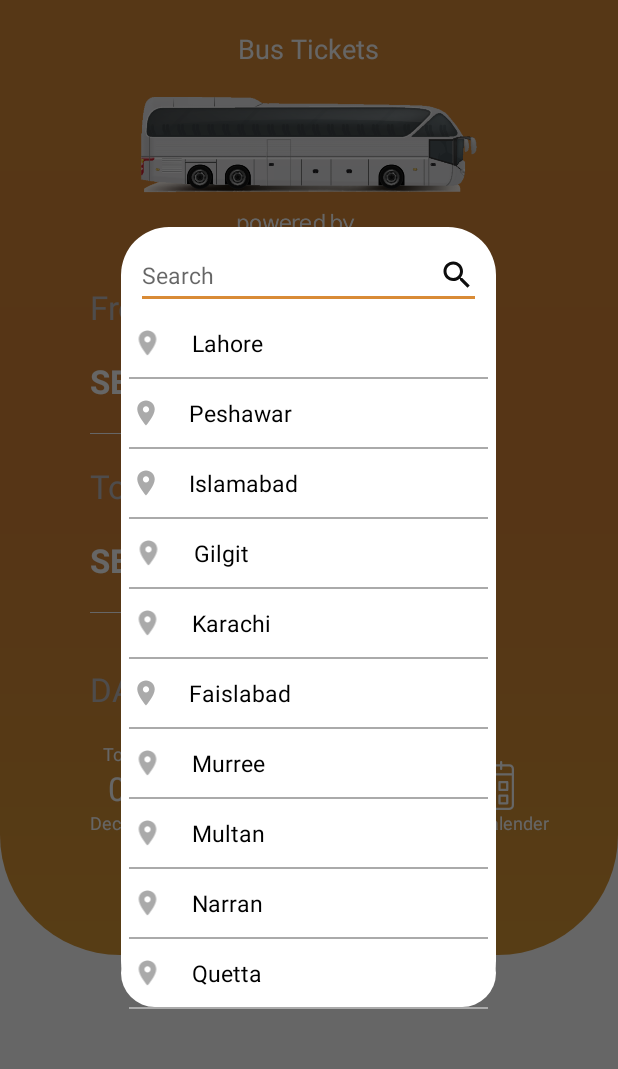
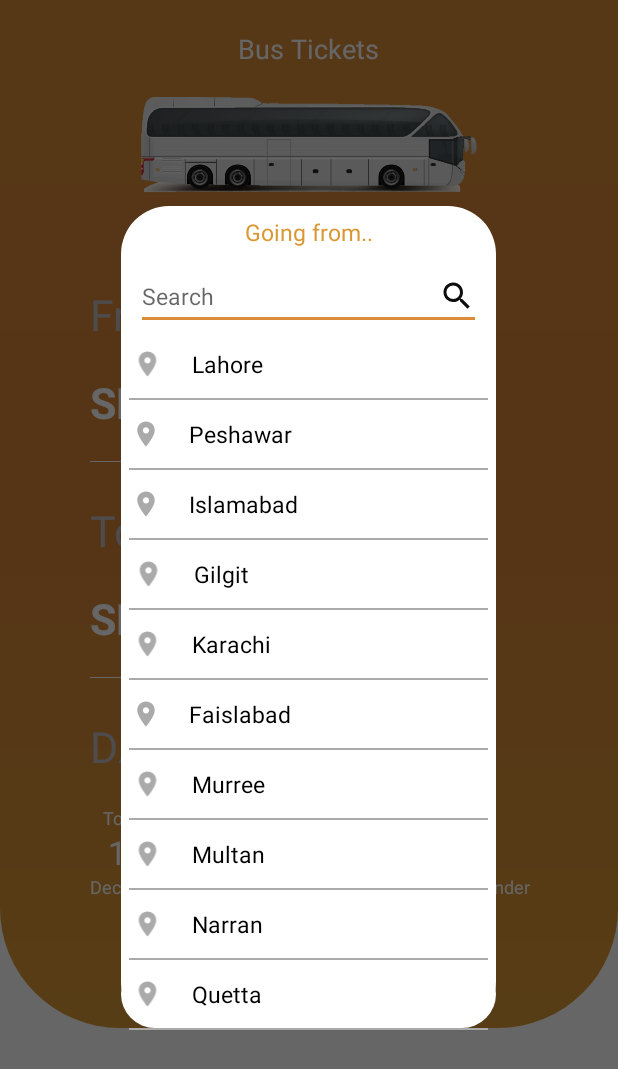
Before and after one commit to usamayasin/Booking-App, an Android app: the screen it shows after launch (HomeActivity), after a tap on an icon or button, on a phone screen of 412 x 824 dp. Shown: the top 1069 px of the screen. Run offline under Robolectric (Android 15) with nearby library versions, the phone set to English and light mode, and no system bars; our stand-ins replace sdp/ssp sizes.

Commit message:
Home Screen Calender Working good

```diff
--- a/app/src/main/AndroidManifest.xml
+++ b/app/src/main/AndroidManifest.xml
@@ -14,8 +14,10 @@
         android:supportsRtl="true"
         android:theme="@style/Theme.FaisalMovers"
         android:windowSoftInputMode="adjustPan|adjustResize">
-        <activity android:name=".RouteSelectionActivity"/>
-        <activity android:name=".PassengerDetailsActivity"/>
+        <activity android:name=".RouteSelectionActivity"
+            android:screenOrientation="portrait"/>
+        <activity android:name=".PassengerDetailsActivity"
+            android:screenOrientation="portrait"/>
         <activity
             android:name=".HomeActivity"
             android:screenOrientation="portrait">
--- a/app/src/main/java/com/app/faisalmovers/HomeActivity.kt
+++ b/app/src/main/java/com/app/faisalmovers/HomeActivity.kt
@@ -1,5 +1,6 @@
 package com.app.faisalmovers
 
+import android.annotation.SuppressLint
 import android.app.DatePickerDialog
 import android.app.Dialog
 import android.content.Context
@@ -12,29 +13,37 @@ import android.text.TextWatcher
 import android.util.Log
 import android.view.View
 import android.view.Window
+import android.widget.LinearLayout
 import android.widget.Toast
 import androidx.appcompat.app.AppCompatActivity
 import androidx.appcompat.widget.AppCompatEditText
 import androidx.appcompat.widget.AppCompatImageView
 import androidx.appcompat.widget.AppCompatTextView
-import androidx.core.widget.addTextChangedListener
 import androidx.recyclerview.widget.LinearLayoutManager
 import androidx.recyclerview.widget.RecyclerView
 import com.app.faisalmovers.Adapters.CityListRCAdapter
 import com.app.faisalmovers.Interfaces.HomeActivityInterface
 import com.app.faisalmovers.Models.CityListModel
 import com.app.faisalmovers.Utils.Utility
-import org.w3c.dom.Text
-import java.lang.Exception
+import java.text.SimpleDateFormat
 import java.util.*
 import kotlin.collections.ArrayList
 
-class HomeActivity : AppCompatActivity(),HomeActivityInterface {
+class HomeActivity : AppCompatActivity(), HomeActivityInterface {
 
     var cityListDialog: Dialog? = null
     var img_citySwitch: AppCompatImageView? = null
     var tv_selectFromCity: AppCompatTextView? = null
     var tv_selectToCity: AppCompatTextView? = null
+    var tv_selectedDate: AppCompatTextView? = null
+    var tv_todayDate: AppCompatTextView? = null
+    var tv_todayMonthYear: AppCompatTextView? = null
+    var tv_tomorrowDate: AppCompatTextView? = null
+    var tv_tomorrowMonthYear: AppCompatTextView? = null
+    var tv_dftDay: AppCompatTextView? = null
+    var tv_dftDate: AppCompatTextView? = null
+    var tv_dftMonthYear: AppCompatTextView? = null
+    var tv_dialogHeading: AppCompatTextView? = null
 
     var iv_homeGo: AppCompatImageView? = null
     var iv_calender: AppCompatImageView? = null
@@ -44,7 +53,8 @@ class HomeActivity : AppCompatActivity(),HomeActivityInterface {
     var cityListRclayoutManager: RecyclerView.LayoutManager? = null
     var citiesList: ArrayList<CityListModel> = ArrayList<CityListModel>()
     var filteredCityList: ArrayList<CityListModel> = ArrayList<CityListModel>()
-    var homeInterface:HomeActivityInterface?=null
+    var homeInterface: HomeActivityInterface? = null
+    var ll_dates_calender: LinearLayout? = null
 
     override fun onCreate(savedInstanceState: Bundle?) {
         super.onCreate(savedInstanceState)
@@ -63,7 +73,18 @@ class HomeActivity : AppCompatActivity(),HomeActivityInterface {
 
         tv_selectFromCity = findViewById(R.id.tv_selectFromCity);
         tv_selectToCity = findViewById(R.id.tv_selectToCity);
-        homeInterface=this
+        tv_selectedDate = findViewById(R.id.tv_selectedDate);
+
+        tv_todayDate = findViewById(R.id.tv_todayDate);
+        tv_todayMonthYear = findViewById(R.id.tv_todayMonthYear);
+        tv_tomorrowDate = findViewById(R.id.tv_tomorrowDate);
+        tv_tomorrowMonthYear = findViewById(R.id.tv_tomorrowMonthYear);
+        tv_dftDay = findViewById(R.id.tv_dftDay);
+        tv_dftDate = findViewById(R.id.tv_dftDate);
+        tv_dftMonthYear = findViewById(R.id.tv_dftMonthYear);
+
+        ll_dates_calender = findViewById(R.id.ll_dates_calender)
+        homeInterface = this
 
     }
 
@@ -84,24 +105,33 @@ class HomeActivity : AppCompatActivity(),HomeActivityInterface {
         iv_calender?.setOnClickListener(View.OnClickListener {
             showCalender()
         })
-        tv_selectFromCity?.setOnClickListener { showCityListDialog(this@HomeActivity,Utility.FROM) }
-        tv_selectToCity?.setOnClickListener { showCityListDialog(this@HomeActivity,Utility.TO) }
+        tv_selectFromCity?.setOnClickListener {
+            showCityListDialog(
+                this@HomeActivity,
+                Utility.FROM
+            )
+        }
+        tv_selectedDate?.setOnClickListener {
+            showCalender()
+        }
+        tv_selectToCity?.setOnClickListener { showCityListDialog(this@HomeActivity, Utility.TO) }
 
 
     }
 
     private fun showCalender() {
+
         val newCalendar = Calendar.getInstance()
         val StartTime = DatePickerDialog(
             this, R.style.DatePickerDialogTheme,
             { view, year, monthOfYear, dayOfMonth ->
-                val _year = year.toString()
-                val _month =
-                    if (monthOfYear + 1 < 10) "0" + (monthOfYear + 1) else (monthOfYear + 1).toString()
-                val _date = if (dayOfMonth < 10) "0$dayOfMonth" else dayOfMonth.toString()
-                val _pickedDate = "$_date/$_month/$_year"
-                Toast.makeText(this@HomeActivity, _pickedDate, Toast.LENGTH_SHORT).show()
-                //activitydate.setText(dateFormatter.format(newDate.getTime()));
+
+                val calendar = Calendar.getInstance()
+                calendar[year, monthOfYear] = dayOfMonth
+                val format = SimpleDateFormat("EEEE, dd MMMM")
+                val formatedSelectedDate: String = format.format(calendar.time)
+                setSelectedDate(formatedSelectedDate)
+
             }, newCalendar[Calendar.YEAR], newCalendar[Calendar.MONTH],
             newCalendar[Calendar.DAY_OF_MONTH]
         )
@@ -119,7 +149,7 @@ class HomeActivity : AppCompatActivity(),HomeActivityInterface {
         startActivity(intent)
     }
 
-    private fun showCityListDialog(context: Context,type:String) {
+    private fun showCityListDialog(context: Context, type: String) {
 
         cityListDialog = Dialog(context)
         cityListDialog?.requestWindowFeature(Window.FEATURE_NO_TITLE)
@@ -128,16 +158,24 @@ class HomeActivity : AppCompatActivity(),HomeActivityInterface {
         cityListDialog?.show()
         rc_cityDialog = cityListDialog?.findViewById<View>(R.id.rc_cityDialog) as RecyclerView
         et_cityListSearch = cityListDialog?.findViewById(R.id.et_cityListSearch)
+        tv_dialogHeading=cityListDialog?.findViewById(R.id.tv_dialogHeading)
         setRcViewLayout()
         getCityList()
-        populateCities(citiesList,type)
+        populateCities(citiesList, type)
+
+        if (type.equals(Utility.FROM)){
+            tv_dialogHeading?.text=getString(R.string.going_from)
+        }
+        else{
+            tv_dialogHeading?.text=getString(R.string.going_to)
+        }
 
         et_cityListSearch?.addTextChangedListener(object : TextWatcher {
             override fun afterTextChanged(s: Editable?) {
                 if (!s.isNullOrEmpty() && !s.isBlank()) {
-                    searchCity(s.toString(),type)
+                    searchCity(s.toString(), type)
                 } else {
-                    populateCities(citiesList,type)
+                    populateCities(citiesList, type)
                 }
             }
 
@@ -149,9 +187,9 @@ class HomeActivity : AppCompatActivity(),HomeActivityInterface {
         })
     }
 
-    private fun populateCities(listModel: ArrayList<CityListModel>,type:String) {
+    private fun populateCities(listModel: ArrayList<CityListModel>, type: String) {
         cityListAdapter =
-            homeInterface?.let { CityListRCAdapter(this@HomeActivity, listModel,type, it) }
+            homeInterface?.let { CityListRCAdapter(this@HomeActivity, listModel, type, it) }
         rc_cityDialog!!.adapter = cityListAdapter
     }
 
@@ -196,7 +234,7 @@ class HomeActivity : AppCompatActivity(),HomeActivityInterface {
         citiesList.add(model);*/
     }
 
-    private fun searchCity(searchValue: String,type:String) {
+    private fun searchCity(searchValue: String, type: String) {
         try {
             filteredCityList.clear()
             if (citiesList.size < 0) {
@@ -207,25 +245,58 @@ class HomeActivity : AppCompatActivity(),HomeActivityInterface {
 
             if (selectedCity?.cityName.isNullOrEmpty()) {
                 filteredCityList.add(CityListModel(-1, getString(R.string.no_city_found)))
-                populateCities(filteredCityList,type)
+                populateCities(filteredCityList, type)
                 return
             }
             if (selectedCity != null) {
                 filteredCityList.add(selectedCity)
             }
-            populateCities(filteredCityList,type)
+            populateCities(filteredCityList, type)
         } catch (ex: Exception) {
             Log.i("FaisalMovers ", "Error :: " + ex.message.toString())
         }
     }
 
     override fun getSelectedCity(position: Int, type: String) {
-        if(type.equals(Utility.FROM)){
-            tv_selectFromCity?.text=citiesList.get(position).cityName
+        if (type.equals(Utility.FROM)) {
+            tv_selectFromCity?.text = citiesList.get(position).cityName
         }
-        if(type.equals(Utility.TO)){
-            tv_selectToCity?.text=citiesList.get(position).cityName
+        if (type.equals(Utility.TO)) {
+            tv_selectToCity?.text = citiesList.get(position).cityName
         }
         cityListDialog?.dismiss()
     }
+
+    private fun setSelectedDate(strDate: String) {
+        ll_dates_calender?.visibility = View.GONE
+        tv_selectedDate?.visibility = View.VISIBLE
+        tv_selectedDate?.text = strDate
+
+
+    }
+
+    override fun onResume() {
+        super.onResume()
+        setDatesView()
+    }
+
+    @SuppressLint("SetTextI18n")
+    private fun setDatesView() {
+
+        tv_todayDate?.text = Utility.getCurrentDate("").split("/")[0]
+        tv_todayMonthYear?.text =
+            Utility.getCurrentDate("").split("/")[1] + " " + Utility.getCurrentDate("")
+                .split("/")[2]
+
+        tv_tomorrowDate?.text = Utility.getTomorrowDate().split("/")[0]
+        tv_todayMonthYear?.text = Utility.getTomorrowDate().split("/")[1] + " " +
+                Utility.getTomorrowDate().split("/")[2]
+
+        tv_dftDay?.text = Utility.getDftDate().split("/")[0]
+        tv_dftDate?.text = Utility.getDftDate().split("/")[1]
+        tv_dftMonthYear?.text =
+            Utility.getDftDate().split("/")[2] + " " +
+                    Utility.getDftDate().split("/")[3]
+
+    }
 }
--- a/app/src/main/java/com/app/faisalmovers/Utils/Utility.kt
+++ b/app/src/main/java/com/app/faisalmovers/Utils/Utility.kt
@@ -2,21 +2,48 @@ package com.app.faisalmovers.Utils
 
 import android.content.Context
 import android.net.ConnectivityManager
-import androidx.core.content.ContextCompat.getSystemService
+import java.text.SimpleDateFormat
+import java.util.*
 
 
 class Utility {
 
     companion object {
-        val FROM:String = "from"
-        val TO:String = "to"
+        val FROM: String = "from"
+        val TO: String = "to"
 
-        fun isNetworkAvailable(context: Context):Boolean{
+        fun isNetworkAvailable(context: Context): Boolean {
 
             val connectivityManager =
                 context.getSystemService(Context.CONNECTIVITY_SERVICE) as ConnectivityManager?
             val activeNetworkInfo = connectivityManager!!.activeNetworkInfo
             return activeNetworkInfo != null
         }
+
+        fun getCurrentDate(format: String): String {
+
+            val sdf = SimpleDateFormat("dd/MMM/yyyy")
+            val date = Date()
+            val currentDate = sdf.format(date)
+            return currentDate
+
+        }
+        fun getTomorrowDate():String{
+            val calendar = Calendar.getInstance()
+            calendar.add(Calendar.DAY_OF_YEAR, 1)
+            val tomorrow: Date = calendar.getTime()
+            val sdf = SimpleDateFormat("dd/MMM/yyyy")
+            val tomorrowDate=sdf.format(tomorrow)
+            return tomorrowDate
+        }
+        fun getDftDate():String{
+            val calendar = Calendar.getInstance()
+            calendar.add(Calendar.DAY_OF_YEAR, 2)
+            val dftDate: Date = calendar.getTime()
+            val sdf = SimpleDateFormat("EEEE/dd/MMM/yyyy")
+            val dft=sdf.format(dftDate)
+            println("DFT :: "+dft)
+            return dft
+        }
     }
 }
--- a/app/src/main/res/layout/dialoge_layout.xml
+++ b/app/src/main/res/layout/dialoge_layout.xml
@@ -4,6 +4,16 @@
     android:layout_height="wrap_content"
     android:background="@drawable/city_dialog_background"
     android:orientation="vertical">
+
+    <androidx.appcompat.widget.AppCompatTextView
+        android:id="@+id/tv_dialogHeading"
+        android:layout_width="match_parent"
+        android:layout_height="wrap_content"
+        android:layout_marginTop="@dimen/_5sdp"
+        android:text="@string/going_to"
+        android:gravity="center"
+        android:textSize="@dimen/_12ssp"
+        android:textColor="@color/gradient_color_4" />
 
     <androidx.appcompat.widget.AppCompatEditText
         android:id="@+id/et_cityListSearch"
--- a/app/src/main/res/layout/home_activity.xml
+++ b/app/src/main/res/layout/home_activity.xml
@@ -46,7 +46,7 @@
                 android:layout_marginTop="15dp"
                 android:text="@string/from"
                 android:textColor="@color/city_heading_color"
-                android:textSize="22sp"
+                android:textSize="@dimen/_22ssp"
                 app:layout_constraintStart_toStartOf="parent"
                 app:layout_constraintTop_toTopOf="parent" />
 
@@ -58,7 +58,7 @@
                 android:hint="@string/select_city"
                 android:textColor="@android:color/white"
                 android:textColorHint="@color/white"
-                android:textSize="22sp"
+                android:textSize="@dimen/_22ssp"
                 android:textStyle="bold"
                 app:layout_constraintStart_toStartOf="@+id/tv_headingFrom"
                 app:layout_constraintTop_toBottomOf="@+id/tv_headingFrom" />
@@ -76,7 +76,7 @@
                 android:id="@+id/img_citySwitch"
                 android:layout_width="40dp"
                 android:layout_height="40dp"
-                android:layout_marginTop="@dimen/_72sdp"
+                android:layout_marginTop="@dimen/_80sdp"
                 android:scaleType="fitCenter"
                 android:src="@drawable/ic_switch_city"
                 app:layout_constraintEnd_toEndOf="@+id/view"
@@ -86,10 +86,10 @@
                 android:id="@+id/tv_headingTo"
                 android:layout_width="wrap_content"
                 android:layout_height="wrap_content"
-                android:layout_marginTop="20dp"
+                android:layout_marginTop="@dimen/_20sdp"
                 android:text="@string/to"
                 android:textColor="@color/city_heading_color"
-                android:textSize="22sp"
+                android:textSize="@dimen/_22ssp"
                 app:layout_constraintStart_toStartOf="@+id/view"
                 app:layout_constraintTop_toBottomOf="@+id/view" />
 
@@ -101,7 +101,7 @@
                 android:hint="@string/select_city"
                 android:textColor="@android:color/white"
                 android:textColorHint="@color/white"
-                android:textSize="22sp"
+                android:textSize="@dimen/_22ssp"
                 android:textStyle="bold"
                 app:layout_constraintStart_toStartOf="@+id/tv_headingTo"
                 app:layout_constraintTop_toBottomOf="@+id/tv_headingTo" />
@@ -121,14 +121,15 @@
                 android:layout_height="wrap_content"
                 android:layout_marginStart="60dp"
                 android:layout_marginLeft="60dp"
-                android:layout_marginTop="270dp"
+                android:layout_marginTop="@dimen/_20sdp"
                 android:text="@string/date"
                 android:textColor="@color/city_heading_color"
-                android:textSize="22sp"
+                android:textSize="@dimen/_22ssp"
                 app:layout_constraintStart_toStartOf="parent"
-                app:layout_constraintTop_toTopOf="parent" />
+                app:layout_constraintTop_toBottomOf="@+id/view_1" />
 
             <LinearLayout
+                android:id="@+id/ll_dates_calender"
                 android:layout_width="wrap_content"
                 android:layout_height="wrap_content"
                 android:layout_marginTop="20dp"
@@ -153,6 +154,7 @@
                         android:textSize="12sp" />
 
                     <androidx.appcompat.widget.AppCompatTextView
+                        android:id="@+id/tv_todayDate"
                         android:layout_width="wrap_content"
                         android:layout_height="wrap_content"
                         android:layout_gravity="center"
@@ -161,6 +163,7 @@
                         android:textSize="22sp" />
 
                     <androidx.appcompat.widget.AppCompatTextView
+                        android:id="@+id/tv_todayMonthYear"
                         android:layout_width="wrap_content"
                         android:layout_height="wrap_content"
                         android:layout_gravity="center"
@@ -190,6 +193,7 @@
                         android:textSize="12sp" />
 
                     <androidx.appcompat.widget.AppCompatTextView
+                        android:id="@+id/tv_tomorrowDate"
                         android:layout_width="wrap_content"
                         android:layout_height="wrap_content"
                         android:layout_gravity="center"
@@ -198,6 +202,7 @@
                         android:textSize="22sp" />
 
                     <androidx.appcompat.widget.AppCompatTextView
+                        android:id="@+id/tv_tomorrowMonthYear"
                         android:layout_width="wrap_content"
                         android:layout_height="wrap_content"
                         android:layout_gravity="center"
@@ -219,6 +224,7 @@
                     android:orientation="vertical">
 
                     <androidx.appcompat.widget.AppCompatTextView
+                        android:id="@+id/tv_dftDay"
                         android:layout_width="wrap_content"
                         android:layout_height="wrap_content"
                         android:layout_gravity="center"
@@ -227,6 +233,7 @@
                         android:textSize="12sp" />
 
                     <androidx.appcompat.widget.AppCompatTextView
+                        android:id="@+id/tv_dftDate"
                         android:layout_width="wrap_content"
                         android:layout_height="wrap_content"
                         android:layout_gravity="center"
@@ -235,6 +242,7 @@
                         android:textSize="22sp" />
 
                     <androidx.appcompat.widget.AppCompatTextView
+                        android:id="@+id/tv_dftMonthYear"
                         android:layout_width="wrap_content"
                         android:layout_height="wrap_content"
                         android:layout_gravity="center"
@@ -274,6 +282,20 @@
 
 
             </LinearLayout>
+            <androidx.appcompat.widget.AppCompatTextView
+                android:id="@+id/tv_selectedDate"
+                android:layout_width="wrap_content"
+                android:layout_height="wrap_content"
+                android:inputType="text|textMultiLine"
+                android:textColor="@android:color/white"
+                android:textColorHint="@color/white"
+                android:textSize="@dimen/_20ssp"
+                android:textStyle="bold"
+                android:clickable="true"
+                android:focusable="true"
+                android:visibility="gone"
+                app:layout_constraintStart_toStartOf="@+id/tv_headingDate"
+                app:layout_constraintTop_toBottomOf="@+id/tv_headingDate"/>
 
 
         </androidx.constraintlayout.widget.ConstraintLayout>
@@ -283,7 +305,7 @@
             android:layout_width="50dp"
             android:layout_height="50dp"
             android:layout_gravity="center"
-            android:layout_marginTop="20dp"
+            android:layout_marginTop="@dimen/_20sdp"
             android:layout_marginBottom="10dp"
             android:background="@drawable/orange_circle"
             android:src="@drawable/ic_nextarrow" />
--- a/app/src/main/res/values/strings.xml
+++ b/app/src/main/res/values/strings.xml
@@ -13,4 +13,6 @@
     <string name="open_calender">Open Calender</string>
     <string name="bus_tickets">Bus Tickets</string>
     <string name="date">DATE</string>
+    <string name="going_from">Going from..</string>
+    <string name="going_to">Going to..</string>
 </resources>
```
